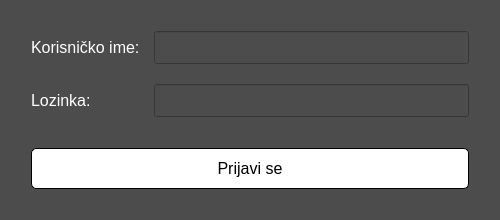
Before: the Qt Designer form I_godina/I_semestar/Osnove_Programiranja/Projekat/Screens/Login/LoginScreenDesign.ui in MihajloMilojevic/FTN, drawn with Qt 5.
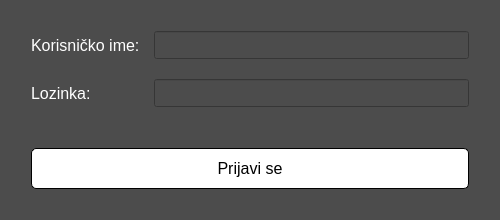
After: the same form once the commit is applied.

Patch:
```diff
--- a/I_godina/I_semestar/Osnove_Programiranja/Projekat/Screens/Login/LoginScreenDesign.ui
+++ b/I_godina/I_semestar/Osnove_Programiranja/Projekat/Screens/Login/LoginScreenDesign.ui
@@ -1,7 +1,7 @@
 <?xml version="1.0" encoding="UTF-8"?>
 <ui version="4.0">
  <class>Form</class>
- <widget class="QDialog" name="Form">
+ <widget class="QFrame" name="Form">
   <property name="windowModality">
    <enum>Qt::WindowModal</enum>
   </property>
@@ -21,14 +21,8 @@
   </property>
   <property name="minimumSize">
    <size>
-    <width>500</width>
-    <height>220</height>
-   </size>
-  </property>
-  <property name="maximumSize">
-   <size>
-    <width>500</width>
-    <height>220</height>
+    <width>0</width>
+    <height>0</height>
    </size>
   </property>
   <property name="font">
```
